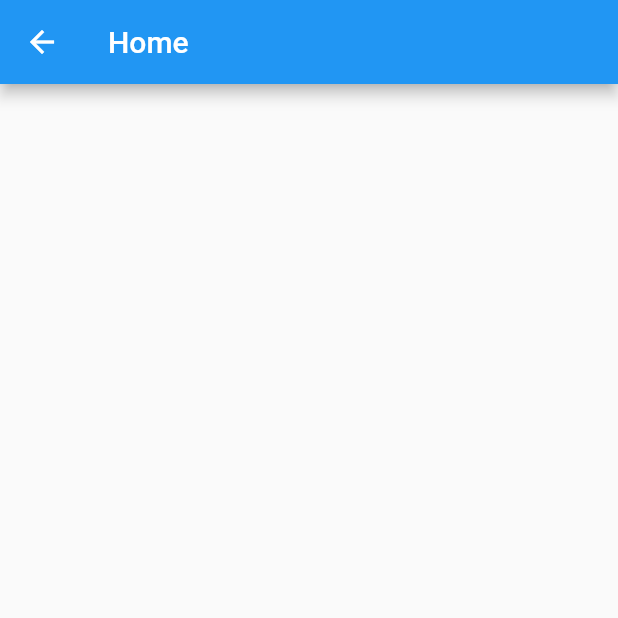
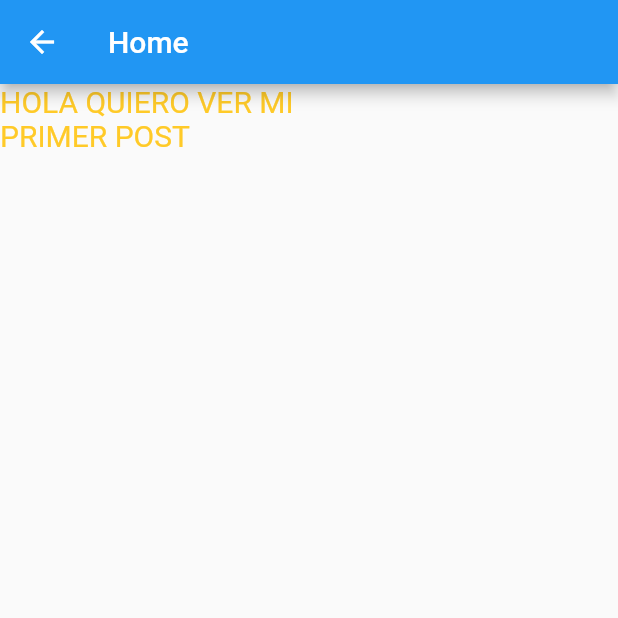
Before and after one commit to carlosgr1992/EjercicioFlutterDAM, a Flutter app: the HomeView screen opened by its route, on a phone screen of 412 x 824 dp, the top half of it. Run offline on Flutter 3.47's test engine with Material 2 defaults, Android fonts, the phone set to English and light mode, and no system bars; our stand-ins replace cloud_firestore, firebase_auth, firebase_core; accounts and stored records are empty; generated files the repository leaves out were written again.

Commit message:
Creada la clase PostCellView para personalizar posts

```diff
--- a/lib/Main/HomeView.dart
+++ b/lib/Main/HomeView.dart
@@ -1,4 +1,5 @@
 import 'package:cloud_firestore/cloud_firestore.dart';
+import 'package:ejercicio_flutter_dam/custom/PostCellView.dart';
 import 'package:flutter/material.dart';
 
 import '../firestoreObjects/FbUsuario.dart';
@@ -10,7 +11,6 @@ class HomeView extends StatefulWidget {
 
 class _HomeViewState extends State<HomeView> {
   final FirebaseFirestore db = FirebaseFirestore.instance;
-  late List<FbPost> users = [];
   final List posts = [];
 
   @override
@@ -21,9 +21,9 @@ class _HomeViewState extends State<HomeView> {
       ),
       body: GridView.builder(
         gridDelegate: SliverGridDelegateWithFixedCrossAxisCount(
-          crossAxisCount: 2, // Puedes ajustar el número de columnas aquí
+          crossAxisCount: 2, //Ajustar el número de columnas aquí
         ),
-        itemCount: users.length,
+        itemCount: 1,
         itemBuilder: creaGridItem,
       ),
     );
@@ -43,36 +43,15 @@ class _HomeViewState extends State<HomeView> {
   }
 
   Widget creaGridItem(BuildContext context, int indice) {
-    return Card(
-      child: Column(
-        children: [
-          Text('Nombre: ${users[indice].name}'),
-          Text('Edad: ${users[indice].age.toString()}'),
-        ],
-      ),
-    );
+
+    return PostCellView(sPost: "HOLA QUIERO VER MI PRIMER POST", iColorCode: 400, dFontSize: 20);
   }
 
   void initState() {
     super.initState();
     // Llama a la función que obtiene los datos al cargar la vista.
-    fetchData();
+    descargaPosts();
   }
 
-  Future<void> fetchData() async {
-    // Realiza una consulta a la colección "Usuarios" en Firestore.
-    final QuerySnapshot usersSnapshot = await db.collection('Usuarios').get();
 
-    // Itera sobre los documentos para obtener los datos y almacenarlos en la lista.
-    final List<FbPost> userList = [];
-    for (final DocumentSnapshot userDoc in usersSnapshot.docs) {
-      final user = FbPost.fromFirestore(userDoc as DocumentSnapshot<Map<String, dynamic>>, null);
-      userList.add(user);
-    }
-
-    // Actualiza el estado para reflejar los datos obtenidos.
-    setState(() {
-      users = userList;
-    });
-  }
 }
--- /dev/null
+++ b/lib/custom/PostCellView.dart
@@ -0,0 +1,26 @@
+
+import 'package:flutter/material.dart';
+
+
+
+class PostCellView extends StatelessWidget{
+
+  final String sPost;
+  final int iColorCode;
+  final double dFontSize;
+
+  PostCellView({
+    Key? key,
+    required this.sPost,
+    required this.iColorCode,
+    required this.dFontSize,
+  }) : super(key: key);
+
+  @override
+  Widget build(BuildContext context) {
+    return Text(sPost,
+      style: TextStyle(
+          color: Colors.amber[iColorCode],
+          fontSize: dFontSize),);
+    }
+  }
```
